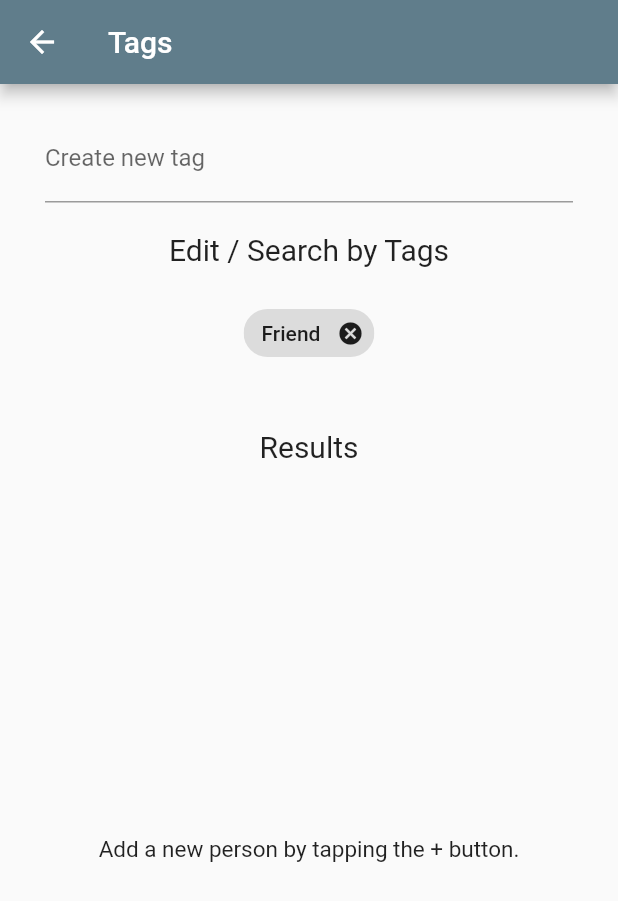
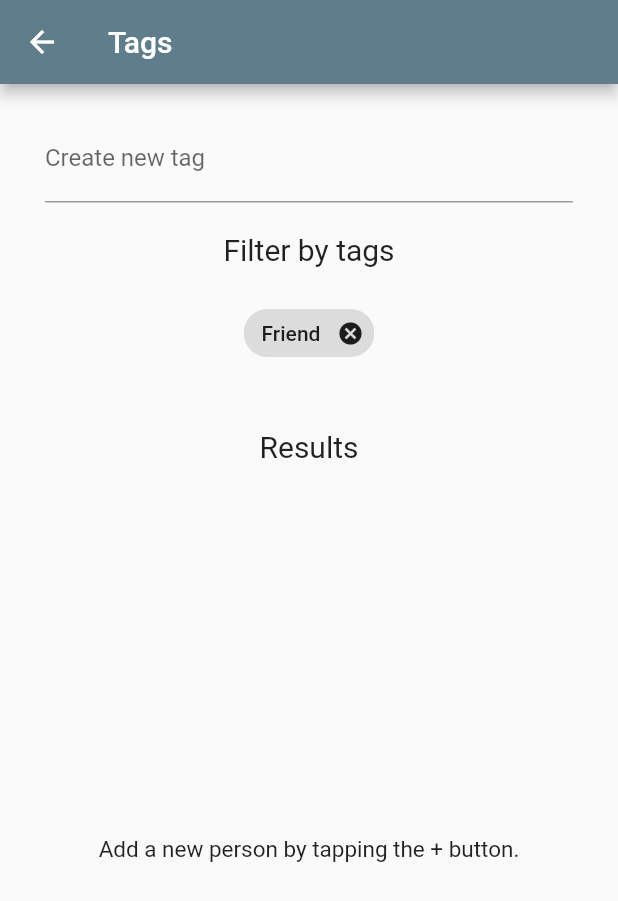
Before and after one commit to kikeda1102/HitoMemo, a Flutter app: the screen it shows after launch, after a tap on "Tags", on a phone screen of 412 x 824 dp. Shown: the top 901 px of the screen. Run offline on Flutter 3.47's test engine with Material 2 defaults, Android fonts, the phone set to English and light mode, and no system bars; our stand-ins replace isar; accounts and stored records are empty; generated files the repository leaves out were written again.

Commit message:
tagのremove修正途中

```diff
--- a/lib/pages/profile_detail_page.dart
+++ b/lib/pages/profile_detail_page.dart
@@ -96,6 +96,7 @@ class _ProfileDetailPageState extends State<ProfileDetailPage> {
                                 label: Text(tag),
                                 onDeleted: () {
                                   setState(() {
+                                    print(widget.profile.personalTags);
                                     widget.profile.personalTags.remove(tag);
                                     // 更新実行
                                     widget.service
--- a/lib/pages/tag_management_page.dart
+++ b/lib/pages/tag_management_page.dart
@@ -46,7 +46,7 @@ class _TagManagementPageState extends State<TagManagementPage> {
             ),
             const SizedBox(height: 20),
 
-            const Text('Edit / Search by Tags', style: TextStyle(fontSize: 20)),
+            const Text('Filter by tags', style: TextStyle(fontSize: 20)),
             const SizedBox(height: 20),
             // generalタグ
             FutureBuilder<List<GeneralTag>>(
```
